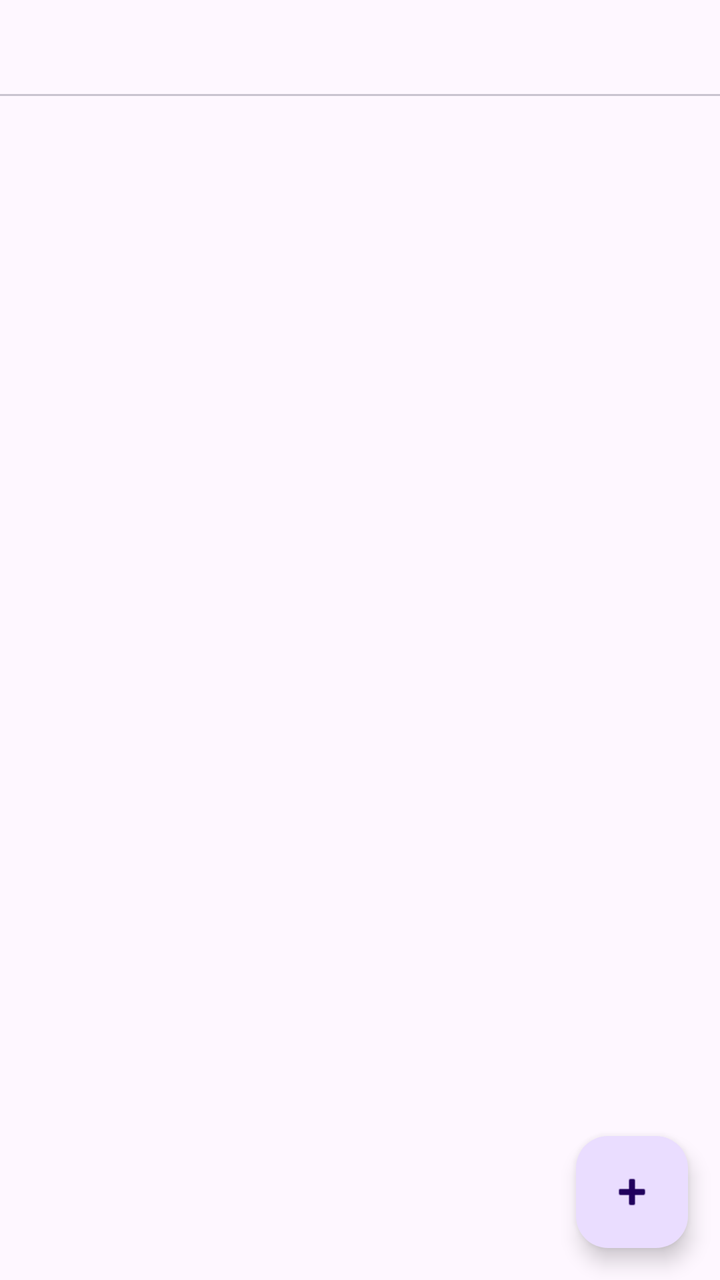
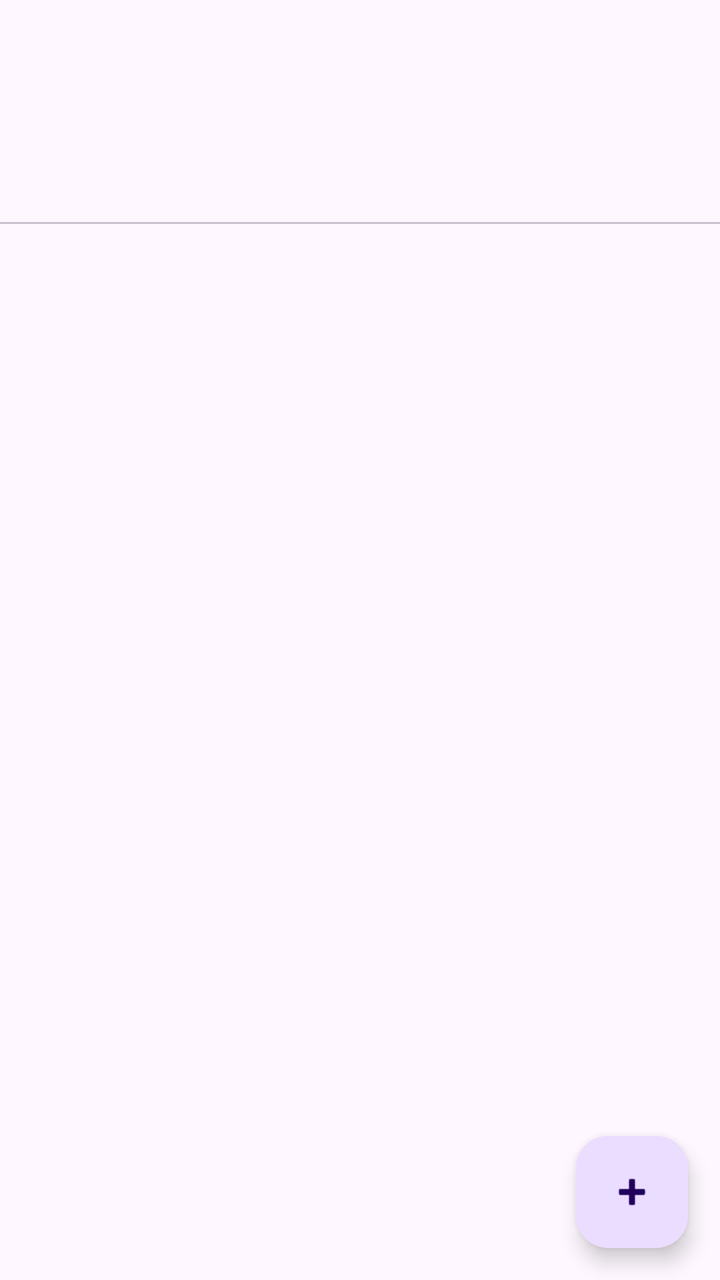

Compare the two renders of this Android layout. The source of the first and the diff that turns it into the second are given below.
<!-- AndroidManifest.xml: application theme Theme.SmartPantry -->
<!-- res/layout/activity_main.xml -->
<?xml version="1.0" encoding="utf-8"?>
<androidx.coordinatorlayout.widget.CoordinatorLayout
    xmlns:android="http://schemas.android.com/apk/res/android"
    xmlns:app="http://schemas.android.com/apk/res-auto"
    xmlns:tools="http://schemas.android.com/tools"
    android:layout_width="match_parent"
    android:layout_height="match_parent"
    android:fitsSystemWindows="true"
    tools:context=".MainActivity">

    <com.google.android.material.appbar.AppBarLayout
        android:layout_width="match_parent"
        android:layout_height="wrap_content">

        <com.google.android.material.tabs.TabLayout
            android:id="@+id/tabLayout"
            android:layout_width="match_parent"
            android:layout_height="wrap_content"
            app:tabMode="fixed"
            app:tabGravity="fill" />

    </com.google.android.material.appbar.AppBarLayout>

    <androidx.viewpager.widget.ViewPager
        android:id="@+id/viewPager"
        android:layout_width="match_parent"
        android:layout_height="match_parent"
        app:layout_behavior="@string/appbar_scrolling_view_behavior" />

    <com.google.android.material.floatingactionbutton.FloatingActionButton
        android:id="@+id/fabAdd"
        android:layout_width="wrap_content"
        android:layout_height="wrap_content"
        android:layout_gravity="bottom|end"
        android:layout_margin="16dp"
        android:contentDescription="Add ingredient"
        android:src="@android:drawable/ic_input_add"
        app:fabSize="normal" />

</androidx.coordinatorlayout.widget.CoordinatorLayout>
<!-- resources referenced by this layout -->
<resources>
  <style name="Theme.SmartPantry" parent="Base.Theme.SmartPantry" />
  <style name="Base.Theme.SmartPantry" parent="Theme.Material3.DayNight.NoActionBar">
          
          
      </style>
</resources>

<!-- the commit's change to res/layout/activity_main.xml (unified diff, before → after) -->
@@ -11,6 +11,12 @@
     <com.google.android.material.appbar.AppBarLayout
         android:layout_width="match_parent"
         android:layout_height="wrap_content">
+
+        
+        <com.google.android.material.appbar.MaterialToolbar
+            android:id="@+id/toolbar"
+            android:layout_width="match_parent"
+            android:layout_height="?attr/actionBarSize" />
 
         <com.google.android.material.tabs.TabLayout
             android:id="@+id/tabLayout"
